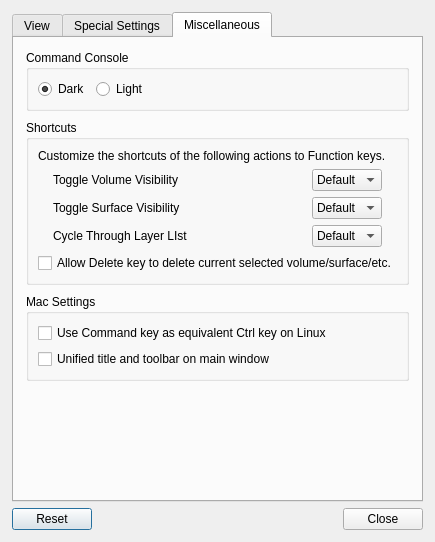
Before: the Qt Designer form freeview/DialogPreferences.ui in freesurfer/freesurfer, drawn with Qt 5.
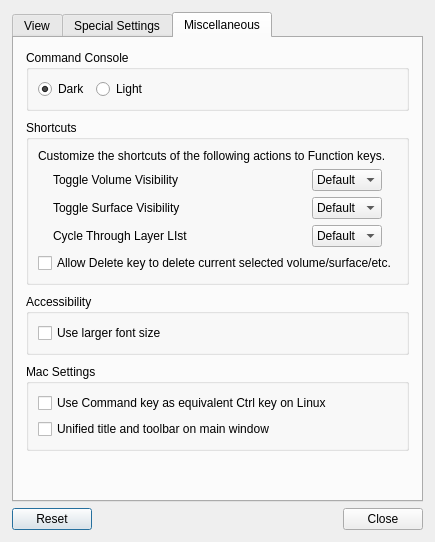
After: the same form once the commit is applied. The open tabs and pages were chosen to show the change. Custom widgets are drawn as their Qt base class.

Commit message: Added option to set larger font

What changed in the file:
```diff
--- a/freeview/DialogPreferences.ui
+++ b/freeview/DialogPreferences.ui
@@ -9,8 +9,8 @@
    <rect>
     <x>0</x>
     <y>0</y>
-    <width>503</width>
-    <height>589</height>
+    <width>536</width>
+    <height>605</height>
    </rect>
   </property>
   <property name="windowTitle">
@@ -930,6 +930,22 @@
          </layout>
         </widget>
        </item>
+       <item>
+        <widget class="QGroupBox" name="groupBoxAccessibility">
+         <property name="title">
+          <string>Accessibility</string>
+         </property>
+         <layout class="QVBoxLayout" name="verticalLayout_12">
+          <item>
+           <widget class="QCheckBox" name="checkBoxLargeFont">
+            <property name="text">
+             <string>Use larger font size</string>
+            </property>
+           </widget>
+          </item>
+         </layout>
+        </widget>
+       </item>
        <item>
         <widget class="QGroupBox" name="groupBoxMac">
          <property name="title">
```
The commit also changes 4 other files.
